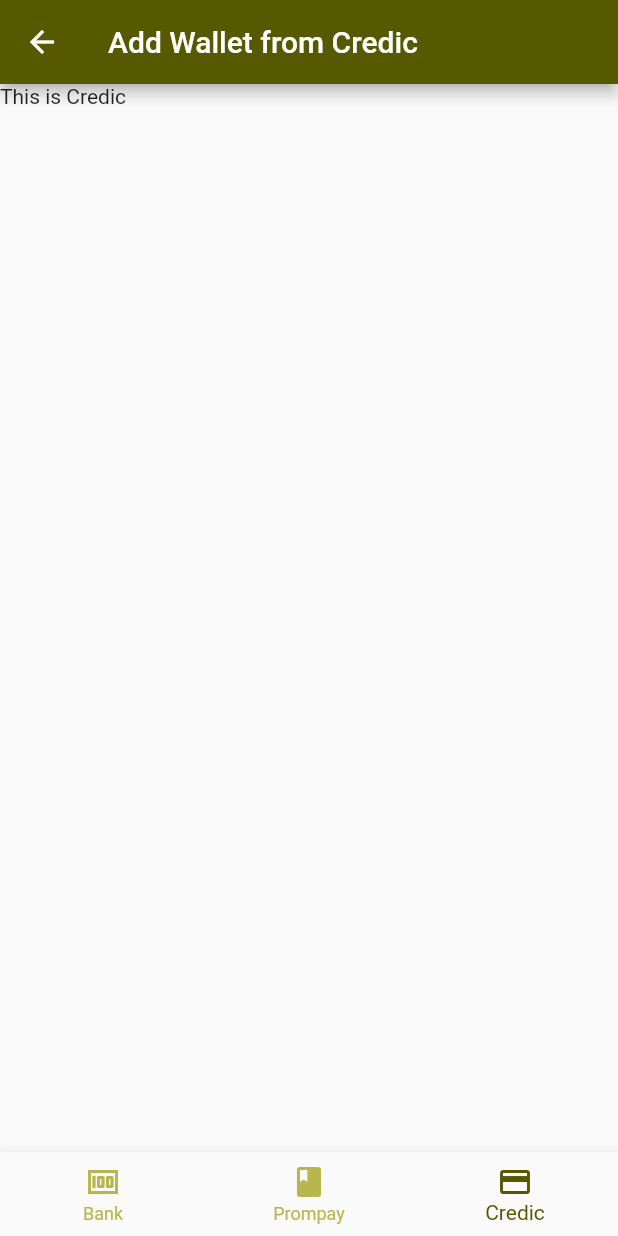
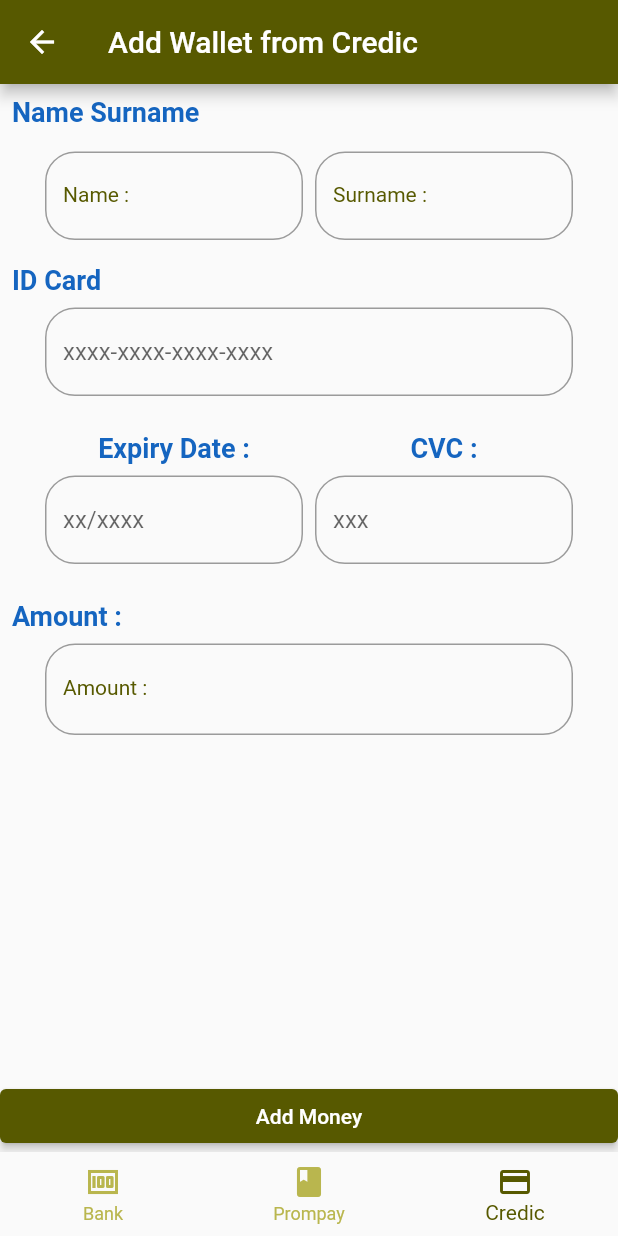
Before and after one commit to masterUNG/ShoppingMall, a Flutter app: the AddWallet screen opened by its route, item 3 of the bottom bar chosen, on a phone screen of 412 x 824 dp. Run offline on Flutter 3.47's test engine with Material 2 defaults, Android fonts, the phone set to English and light mode, and no system bars; our stand-ins replace cached_network_image, dio, flutter_svg, geolocator, google_maps_flutter, image_picker and 3 more; missing offline and left inert: file_utils; accounts and stored records are empty; network calls fail.

Commit message:
update 12Nov

```diff
--- a/lib/bodys/credic.dart
+++ b/lib/bodys/credic.dart
@@ -1,17 +1,203 @@
 import 'package:flutter/material.dart';
+import 'package:mask_text_input_formatter/mask_text_input_formatter.dart';
+import 'package:shoppingmall/utility/my_constant.dart';
+import 'package:shoppingmall/widgets/show_title.dart';
 
 class Credic extends StatefulWidget {
-  const Credic({ Key? key }) : super(key: key);
+  const Credic({Key? key}) : super(key: key);
 
   @override
   _CredicState createState() => _CredicState();
 }
 
 class _CredicState extends State<Credic> {
+  String? name,
+      surname,
+      idCard,
+      expiryDateMouth,
+      expiryDateYear,
+      cvc,
+      amount,
+      expriyDateStr;
+  MaskTextInputFormatter idCardMask =
+      MaskTextInputFormatter(mask: '#### - #### - #### - ####');
+  MaskTextInputFormatter expiryDateMask =
+      MaskTextInputFormatter(mask: '## / ####');
+  MaskTextInputFormatter cvcMask = MaskTextInputFormatter(mask: '###');
+
   @override
   Widget build(BuildContext context) {
     return Scaffold(
-      body: Text('This is Credic'),
+      body: GestureDetector(
+        onTap: () => FocusScope.of(context).requestFocus(FocusNode()),
+        behavior: HitTestBehavior.opaque,
+        child: Column(
+          crossAxisAlignment: CrossAxisAlignment.start,
+          children: [
+            buildTitle('Name Surname'),
+            buildNamSurname(),
+            buildTitle('ID Card'),
+            formIDcard(),
+            buildExpiryCvc(),
+            buildTitle('Amount :'),
+            formAmount(),
+            Spacer(),
+            buttonAddMoney(),
+          ],
+        ),
+      ),
     );
   }
+
+  Container buttonAddMoney() {
+    return Container(
+      width: double.infinity,
+      child: ElevatedButton(
+        onPressed: () {
+          expiryDateMouth = expriyDateStr!.substring(0, 2);
+          expiryDateYear = expriyDateStr!.substring(2, 6);
+          print(
+              'idCard ==>> $idCard, expiryDataStr = $expriyDateStr, expiryDateMouth ==>> $expiryDateMouth, expiryDatyYear ==>> $expiryDateYear, cvc --> $cvc');
+        },
+        child: Text('Add Money'),
+      ),
+    );
+  }
+
+  Widget formAmount() => Padding(
+        padding: const EdgeInsets.symmetric(horizontal: 30),
+        child: TextFormField(
+          keyboardType: TextInputType.number,
+          decoration: InputDecoration(
+            suffix: ShowTitle(
+              title: 'THB.',
+              textStyle: MyConstant().h2RedStyle(),
+            ),
+            label: ShowTitle(title: 'Amount :'),
+            border: OutlineInputBorder(
+              borderRadius: BorderRadius.circular(20),
+            ),
+          ),
+        ),
+      );
+
+  Container buildExpiryCvc() {
+    return Container(
+      margin: EdgeInsets.symmetric(vertical: 16),
+      child: Row(
+        children: [
+          buildSizebox(30),
+          Expanded(
+            child: Column(
+              children: [
+                buildTitle('Expiry Date :'),
+                formExpriyDate(),
+              ],
+            ),
+          ),
+          buildSizebox(8),
+          Expanded(
+            child: Column(
+              children: [
+                buildTitle('CVC :'),
+                formCVC(),
+              ],
+            ),
+          ),
+          buildSizebox(30),
+        ],
+      ),
+    );
+  }
+
+  Widget formExpriyDate() => TextFormField(
+        onChanged: (value) {
+          expriyDateStr = expiryDateMask.getUnmaskedText();
+        },
+        inputFormatters: [expiryDateMask],
+        keyboardType: TextInputType.number,
+        decoration: InputDecoration(
+          hintText: 'xx/xxxx',
+          border: OutlineInputBorder(
+            borderRadius: BorderRadius.circular(20),
+          ),
+        ),
+      );
+
+  Widget formCVC() => TextFormField(
+        onChanged: (value) {
+          cvc = cvcMask.getUnmaskedText();
+        },
+        inputFormatters: [cvcMask],
+        keyboardType: TextInputType.number,
+        decoration: InputDecoration(
+          hintText: 'xxx',
+          border: OutlineInputBorder(
+            borderRadius: BorderRadius.circular(20),
+          ),
+        ),
+      );
+
+  Container buildNamSurname() {
+    return Container(
+      margin: EdgeInsets.symmetric(vertical: 8),
+      child: Row(
+        children: [
+          buildSizebox(30),
+          formName(),
+          buildSizebox(8),
+          formSurName(),
+          buildSizebox(30),
+        ],
+      ),
+    );
+  }
+
+  SizedBox buildSizebox(double width) => SizedBox(
+        width: width,
+      );
+
+  Widget formIDcard() => Padding(
+        padding: const EdgeInsets.symmetric(horizontal: 30),
+        child: TextFormField(
+          inputFormatters: [idCardMask],
+          onChanged: (value) {
+            // idCard = value.trim();
+            idCard = idCardMask.getUnmaskedText();
+          },
+          keyboardType: TextInputType.number,
+          decoration: InputDecoration(
+            hintText: 'xxxx-xxxx-xxxx-xxxx',
+            border: OutlineInputBorder(
+              borderRadius: BorderRadius.circular(20),
+            ),
+          ),
+        ),
+      );
+
+  Widget formName() => Expanded(
+          child: TextFormField(
+        decoration: InputDecoration(
+          label: ShowTitle(title: 'Name :'),
+          border: OutlineInputBorder(
+            borderRadius: BorderRadius.circular(20),
+          ),
+        ),
+      ));
+
+  Widget formSurName() => Expanded(
+          child: TextFormField(
+        decoration: InputDecoration(
+          label: ShowTitle(title: 'Surname :'),
+          border: OutlineInputBorder(borderRadius: BorderRadius.circular(20)),
+        ),
+      ));
+
+  Widget buildTitle(String title) => Padding(
+        padding: const EdgeInsets.all(8.0),
+        child: ShowTitle(
+          title: title,
+          textStyle: MyConstant().h2BlueStyle(),
+        ),
+      );
 }
--- a/lib/utility/my_constant.dart
+++ b/lib/utility/my_constant.dart
@@ -4,7 +4,7 @@ class MyConstant {
   // Genernal
   static String appName = 'Shopping Mall';
   static String domain =
-      'https://12dc-2405-9800-bc01-ac24-d885-37cb-99bd-d5d6.ngrok.io';
+      'https://b7cb-184-82-196-229.ngrok.io';
   static String urlPrompay = 'https://promptpay.io/0818595309.png';
 
   // Route
--- a/pubspec.yaml
+++ b/pubspec.yaml
@@ -37,6 +37,7 @@ dependencies:
   sqflite: ^2.0.0+4
   flutter_svg: ^0.23.0+1
   file_utils: ^1.0.1
+  mask_text_input_formatter: ^2.0.0
 
 dev_dependencies:
   flutter_test:
```
Also changed, not shown: pubspec.lock, 1 other file.
